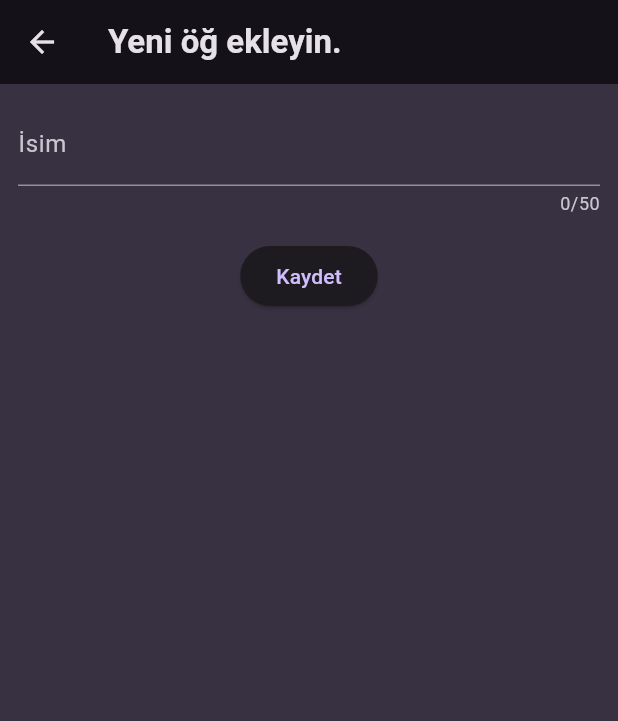
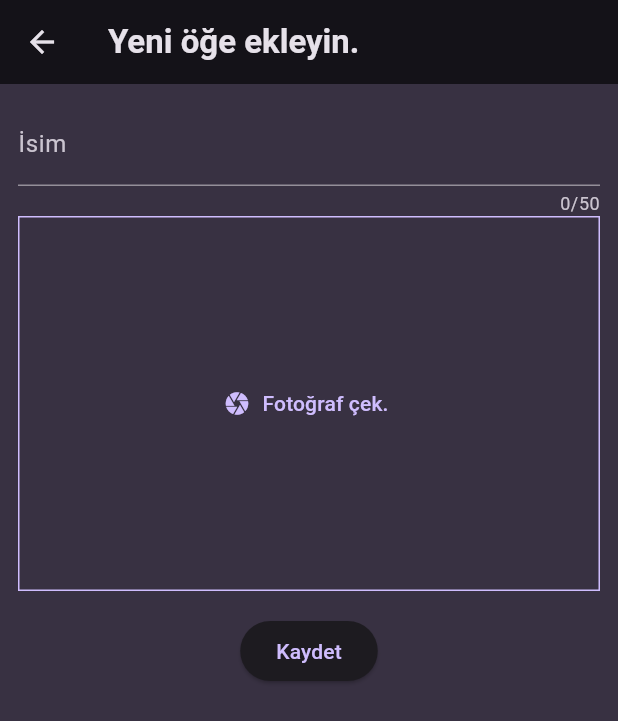
Before and after one commit to zeynep-pixel/Favorite_Places, a Flutter app: the NewItem screen opened directly, on a phone screen of 412 x 824 dp. Shown: the top 721 px of the screen. Run offline on Flutter 3.47's test engine with Material 3 defaults, Android fonts, the phone set to English and light mode, and no system bars; our stand-ins replace flutter_riverpod, google_fonts, image_picker.

Commit message:
image picker added

```diff
--- a/lib/screens/new_item.dart
+++ b/lib/screens/new_item.dart
@@ -1,5 +1,6 @@
 
 import 'package:favorite_places/provider/user_place.dart';
+import 'package:favorite_places/widgets/image_input.dart';
 import 'package:flutter/material.dart';
 import 'package:flutter_riverpod/flutter_riverpod.dart';
 
@@ -42,7 +43,7 @@ class _NewItemState extends ConsumerState<NewItem> {
   @override
   Widget build(BuildContext context) {
     return Scaffold(
-      appBar: AppBar(title: const Text('Yeni öğ ekleyin.')),
+      appBar: AppBar(title: const Text('Yeni öğe ekleyin.')),
       body: Padding(
         padding: const EdgeInsets.all(12),
         child: Form(
@@ -54,6 +55,7 @@ class _NewItemState extends ConsumerState<NewItem> {
               controller: _titlecontroller,
               style: Theme.of(context).textTheme.titleMedium!.copyWith(color: Colors.white),
             ),
+            ImageInput(),
             const SizedBox(height: 16,)
             ,
             ElevatedButton(onPressed: saveItem, child: const Text('Kaydet'))]
--- /dev/null
+++ b/lib/widgets/image_input.dart
@@ -0,0 +1,54 @@
+import 'dart:io';
+
+import 'package:flutter/material.dart';
+import 'package:flutter/widgets.dart';
+import 'package:image_picker/image_picker.dart';
+
+class ImageInput extends StatefulWidget{
+  const ImageInput({super.key});
+
+
+
+  @override
+  State<StatefulWidget> createState() {
+
+    return _ImageInputState();
+  }}
+
+  class _ImageInputState extends State<ImageInput>{
+    File? selectedImage;
+
+
+    void _takePicture() async {
+      final imagePicker = ImagePicker();
+      final pickedImage = await imagePicker.pickImage(source: ImageSource.camera, maxWidth: 600);
+      if(pickedImage == null){
+        return;
+      }
+
+     setState(() {
+        selectedImage = File(pickedImage.path);
+     });
+
+
+    }
+  @override
+  Widget build(BuildContext context) {
+    Widget content = TextButton.icon(icon: const Icon(Icons.camera), onPressed: _takePicture, label: const Text('Fotoğraf çek.'));
+
+    if(selectedImage != null){
+      content = GestureDetector(onTap: _takePicture, child: Image.file(selectedImage!, fit: BoxFit.cover, width: double.infinity, height: double.infinity,));
+    }
+
+    return Container(
+      decoration: BoxDecoration(
+        border: Border.all(width: 1, color: Theme.of(context).colorScheme.primary)
+      ),
+      height: 250,
+      width: double.infinity,
+      alignment: Alignment.center,
+      child: content,
+    );
+  }
+
+  }
--- a/pubspec.yaml
+++ b/pubspec.yaml
@@ -39,6 +39,7 @@ dependencies:
   http: ^1.2.2
   uuid: ^4.5.1
   flutter_riverpod: ^2.5.1
+  image_picker: ^1.1.2
 
 dev_dependencies:
   flutter_test:
```
Also changed, not shown: pubspec.lock, 5 other files.
